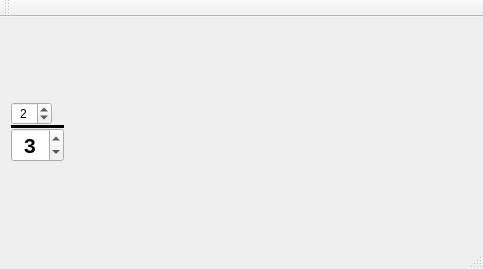
Old version of the form mainwindow.ui in the repository fthomas/fractions.
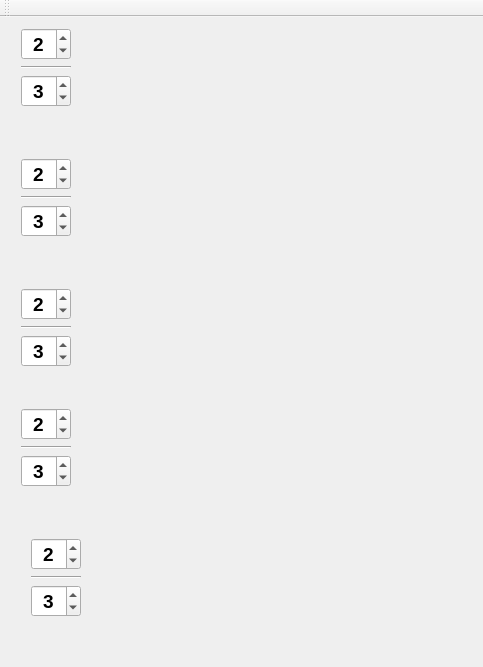
New version of the form.

Commit message: Five in a row.

```diff
--- a/mainwindow.ui
+++ b/mainwindow.ui
@@ -10,7 +10,7 @@
     <x>0</x>
     <y>0</y>
     <width>483</width>
-    <height>269</height>
+    <height>667</height>
    </rect>
   </property>
   <property name="windowTitle">
@@ -20,12 +20,357 @@
    <enum>QTabWidget::Rounded</enum>
   </property>
   <widget class="QWidget" name="centralWidget">
-   <layout class="QGridLayout" name="gridLayout">
-    <item row="0" column="0">
+   <widget class="QWidget" name="layoutWidget">
+    <property name="geometry">
+     <rect>
+      <x>10</x>
+      <y>130</y>
+      <width>421</width>
+      <height>103</height>
+     </rect>
+    </property>
+    <layout class="QHBoxLayout" name="horizontalLayout_2" stretch="0,1">
+     <property name="spacing">
+      <number>-1</number>
+     </property>
+     <item>
+      <layout class="QVBoxLayout" name="verticalLayout_2">
+       <item>
+        <widget class="QSpinBox" name="spinN1_2">
+         <property name="sizePolicy">
+          <sizepolicy hsizetype="Fixed" vsizetype="Fixed">
+           <horstretch>0</horstretch>
+           <verstretch>0</verstretch>
+          </sizepolicy>
+         </property>
+         <property name="font">
+          <font>
+           <pointsize>14</pointsize>
+           <weight>75</weight>
+           <bold>true</bold>
+          </font>
+         </property>
+         <property name="alignment">
+          <set>Qt::AlignCenter</set>
+         </property>
+         <property name="value">
+          <number>2</number>
+         </property>
+        </widget>
+       </item>
+       <item>
+        <widget class="Line" name="line_2">
+         <property name="sizePolicy">
+          <sizepolicy hsizetype="Preferred" vsizetype="Fixed">
+           <horstretch>0</horstretch>
+           <verstretch>0</verstretch>
+          </sizepolicy>
+         </property>
+         <property name="orientation">
+          <enum>Qt::Horizontal</enum>
+         </property>
+        </widget>
+       </item>
+       <item>
+        <widget class="QSpinBox" name="spinD1_2">
+         <property name="sizePolicy">
+          <sizepolicy hsizetype="Fixed" vsizetype="Fixed">
+           <horstretch>0</horstretch>
+           <verstretch>0</verstretch>
+          </sizepolicy>
+         </property>
+         <property name="font">
+          <font>
+           <pointsize>14</pointsize>
+           <weight>75</weight>
+           <bold>true</bold>
+          </font>
+         </property>
+         <property name="alignment">
+          <set>Qt::AlignCenter</set>
+         </property>
+         <property name="minimum">
+          <number>1</number>
+         </property>
+         <property name="value">
+          <number>3</number>
+         </property>
+        </widget>
+       </item>
+      </layout>
+     </item>
+     <item>
+      <widget class="QWidget" name="widget1_2" native="true"/>
+     </item>
+    </layout>
+   </widget>
+   <widget class="QWidget" name="layoutWidget_2">
+    <property name="geometry">
+     <rect>
+      <x>10</x>
+      <y>260</y>
+      <width>421</width>
+      <height>103</height>
+     </rect>
+    </property>
+    <layout class="QHBoxLayout" name="horizontalLayout_3" stretch="0,1">
+     <property name="spacing">
+      <number>-1</number>
+     </property>
+     <item>
+      <layout class="QVBoxLayout" name="verticalLayout_3">
+       <item>
+        <widget class="QSpinBox" name="spinN1_3">
+         <property name="sizePolicy">
+          <sizepolicy hsizetype="Fixed" vsizetype="Fixed">
+           <horstretch>0</horstretch>
+           <verstretch>0</verstretch>
+          </sizepolicy>
+         </property>
+         <property name="font">
+          <font>
+           <pointsize>14</pointsize>
+           <weight>75</weight>
+           <bold>true</bold>
+          </font>
+         </property>
+         <property name="alignment">
+          <set>Qt::AlignCenter</set>
+         </property>
+         <property name="value">
+          <number>2</number>
+         </property>
+        </widget>
+       </item>
+       <item>
+        <widget class="Line" name="line_3">
+         <property name="sizePolicy">
+          <sizepolicy hsizetype="Preferred" vsizetype="Fixed">
+           <horstretch>0</horstretch>
+           <verstretch>0</verstretch>
+          </sizepolicy>
+         </property>
+         <property name="orientation">
+          <enum>Qt::Horizontal</enum>
+         </property>
+        </widget>
+       </item>
+       <item>
+        <widget class="QSpinBox" name="spinD1_3">
+         <property name="sizePolicy">
+          <sizepolicy hsizetype="Fixed" vsizetype="Fixed">
+           <horstretch>0</horstretch>
+           <verstretch>0</verstretch>
+          </sizepolicy>
+         </property>
+         <property name="font">
+          <font>
+           <pointsize>14</pointsize>
+           <weight>75</weight>
+           <bold>true</bold>
+          </font>
+         </property>
+         <property name="alignment">
+          <set>Qt::AlignCenter</set>
+         </property>
+         <property name="minimum">
+          <number>1</number>
+         </property>
+         <property name="value">
+          <number>3</number>
+         </property>
+        </widget>
+       </item>
+      </layout>
+     </item>
+     <item>
+      <widget class="QWidget" name="widget1_3" native="true"/>
+     </item>
+    </layout>
+   </widget>
+   <widget class="QWidget" name="layoutWidget_3">
+    <property name="geometry">
+     <rect>
+      <x>10</x>
+      <y>380</y>
+      <width>421</width>
+      <height>103</height>
+     </rect>
+    </property>
+    <layout class="QHBoxLayout" name="horizontalLayout_4" stretch="0,1">
+     <property name="spacing">
+      <number>-1</number>
+     </property>
+     <item>
+      <layout class="QVBoxLayout" name="verticalLayout_4">
+       <item>
+        <widget class="QSpinBox" name="spinN1_4">
+         <property name="sizePolicy">
+          <sizepolicy hsizetype="Fixed" vsizetype="Fixed">
+           <horstretch>0</horstretch>
+           <verstretch>0</verstretch>
+          </sizepolicy>
+         </property>
+         <property name="font">
+          <font>
+           <pointsize>14</pointsize>
+           <weight>75</weight>
+           <bold>true</bold>
+          </font>
+         </property>
+         <property name="alignment">
+          <set>Qt::AlignCenter</set>
+         </property>
+         <property name="value">
+          <number>2</number>
+         </property>
+        </widget>
+       </item>
+       <item>
+        <widget class="Line" name="line_4">
+         <property name="sizePolicy">
+          <sizepolicy hsizetype="Preferred" vsizetype="Fixed">
+           <horstretch>0</horstretch>
+           <verstretch>0</verstretch>
+          </sizepolicy>
+         </property>
+         <property name="orientation">
+          <enum>Qt::Horizontal</enum>
+         </property>
+        </widget>
+       </item>
+       <item>
+        <widget class="QSpinBox" name="spinD1_4">
+         <property name="sizePolicy">
+          <sizepolicy hsizetype="Fixed" vsizetype="Fixed">
+           <horstretch>0</horstretch>
+           <verstretch>0</verstretch>
+          </sizepolicy>
+         </property>
+         <property name="font">
+          <font>
+           <pointsize>14</pointsize>
+           <weight>75</weight>
+           <bold>true</bold>
+          </font>
+         </property>
+         <property name="alignment">
+          <set>Qt::AlignCenter</set>
+         </property>
+         <property name="minimum">
+          <number>1</number>
+         </property>
+         <property name="value">
+          <number>3</number>
+         </property>
+        </widget>
+       </item>
+      </layout>
+     </item>
+     <item>
+      <widget class="QWidget" name="widget1_4" native="true"/>
+     </item>
+    </layout>
+   </widget>
+   <widget class="QWidget" name="layoutWidget_4">
+    <property name="geometry">
+     <rect>
+      <x>20</x>
+      <y>510</y>
+      <width>421</width>
+      <height>103</height>
+     </rect>
+    </property>
+    <layout class="QHBoxLayout" name="horizontalLayout_5" stretch="0,1">
+     <property name="spacing">
+      <number>-1</number>
+     </property>
+     <item>
+      <layout class="QVBoxLayout" name="verticalLayout_5">
+       <item>
+        <widget class="QSpinBox" name="spinN1_5">
+         <property name="sizePolicy">
+          <sizepolicy hsizetype="Fixed" vsizetype="Fixed">
+           <horstretch>0</horstretch>
+           <verstretch>0</verstretch>
+          </sizepolicy>
+         </property>
+         <property name="font">
+          <font>
+           <pointsize>14</pointsize>
+           <weight>75</weight>
+           <bold>true</bold>
+          </font>
+         </property>
+         <property name="alignment">
+          <set>Qt::AlignCenter</set>
+         </property>
+         <property name="value">
+          <number>2</number>
+         </property>
+        </widget>
+       </item>
+       <item>
+        <widget class="Line" name="line_5">
+         <property name="sizePolicy">
+          <sizepolicy hsizetype="Preferred" vsizetype="Fixed">
+           <horstretch>0</horstretch>
+           <verstretch>0</verstretch>
+          </sizepolicy>
+         </property>
+         <property name="orientation">
+          <enum>Qt::Horizontal</enum>
+         </property>
+        </widget>
+       </item>
+       <item>
+        <widget class="QSpinBox" name="spinD1_5">
+         <property name="sizePolicy">
+          <sizepolicy hsizetype="Fixed" vsizetype="Fixed">
+           <horstretch>0</horstretch>
+           <verstretch>0</verstretch>
+          </sizepolicy>
+         </property>
+         <property name="font">
+          <font>
+           <pointsize>14</pointsize>
+           <weight>75</weight>
+           <bold>true</bold>
+          </font>
+         </property>
+         <property name="alignment">
+          <set>Qt::AlignCenter</set>
+         </property>
+         <property name="minimum">
+          <number>1</number>
+         </property>
+         <property name="value">
+          <number>3</number>
+         </property>
+        </widget>
+       </item>
+      </layout>
+     </item>
+     <item>
+      <widget class="QWidget" name="widget1_5" native="true"/>
+     </item>
+    </layout>
+   </widget>
+   <widget class="QWidget" name="">
+    <property name="geometry">
+     <rect>
+      <x>10</x>
+      <y>0</y>
+      <width>421</width>
+      <height>103</height>
+     </rect>
+    </property>
+    <layout class="QHBoxLayout" name="horizontalLayout" stretch="0,1">
+     <property name="spacing">
+      <number>-1</number>
+     </property>
+     <item>
      <layout class="QVBoxLayout" name="verticalLayout">
-      <property name="spacing">
-       <number>0</number>
-      </property>
       <item>
        <widget class="QSpinBox" name="spinNumerator">
         <property name="sizePolicy">
@@ -34,15 +379,16 @@
           <verstretch>0</verstretch>
          </sizepolicy>
         </property>
-        <property name="toolTip">
-         <string>Numerator</string>
+         <property name="font">
+          <font>
+           <pointsize>14</pointsize>
+           <weight>75</weight>
+           <bold>true</bold>
+          </font>
         </property>
         <property name="alignment">
          <set>Qt::AlignCenter</set>
         </property>
-        <property name="buttonSymbols">
-         <enum>QAbstractSpinBox::UpDownArrows</enum>
-        </property>
         <property name="value">
          <number>2</number>
         </property>
@@ -50,30 +396,12 @@
       </item>
       <item>
        <widget class="Line" name="line">
-        <property name="enabled">
-         <bool>true</bool>
-        </property>
         <property name="sizePolicy">
          <sizepolicy hsizetype="Preferred" vsizetype="Fixed">
           <horstretch>0</horstretch>
           <verstretch>0</verstretch>
          </sizepolicy>
         </property>
-        <property name="baseSize">
-         <size>
-          <width>0</width>
-          <height>3</height>
-         </size>
-        </property>
-        <property name="frameShadow">
-         <enum>QFrame::Plain</enum>
-        </property>
-        <property name="lineWidth">
-         <number>10</number>
-        </property>
-        <property name="midLineWidth">
-         <number>10</number>
-        </property>
         <property name="orientation">
          <enum>Qt::Horizontal</enum>
         </property>
@@ -89,23 +417,14 @@
         </property>
         <property name="font">
          <font>
-          <pointsize>16</pointsize>
+           <pointsize>14</pointsize>
           <weight>75</weight>
           <bold>true</bold>
          </font>
         </property>
-        <property name="toolTip">
-         <string>Denominator</string>
-        </property>
-        <property name="frame">
-         <bool>true</bool>
-        </property>
         <property name="alignment">
          <set>Qt::AlignCenter</set>
         </property>
-        <property name="buttonSymbols">
-         <enum>QAbstractSpinBox::UpDownArrows</enum>
-        </property>
         <property name="minimum">
          <number>1</number>
         </property>
@@ -116,14 +435,11 @@
       </item>
      </layout>
     </item>
-    <item row="0" column="1">
-     <layout class="QHBoxLayout" name="horizontalLayout">
       <item>
-       <widget class="QWidget" name="widget" native="true"/>
-      </item>
-     </layout>
-    </item>
-   </layout>
+      <widget class="QWidget" name="widget1" native="true"/>
+     </item>
+    </layout>
+   </widget>
   </widget>
   <widget class="QMenuBar" name="menuBar">
    <property name="geometry">
@@ -143,7 +459,6 @@
     <bool>false</bool>
    </attribute>
   </widget>
-  <widget class="QStatusBar" name="statusBar"/>
  </widget>
  <layoutdefault spacing="6" margin="11"/>
  <resources/>
```
Left out of the diff: 7 changed lines with no effect on the pictures. Lines whose indentation alone changed are shown as unchanged. The commit also changes 2 other files.
